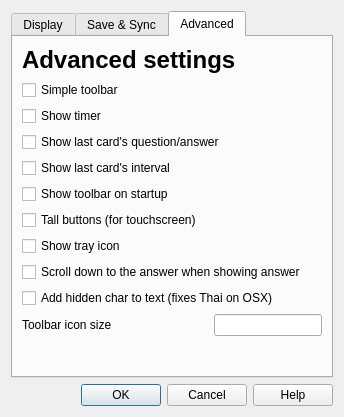
This is designer/preferences.ui in ankitects/anki as Qt 5 draws it before an edit. The edited form follows.
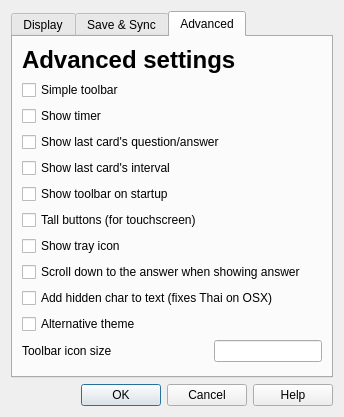
This is the edited form. The open tabs and pages were chosen to show the change.

Commit message: alternative theme

```diff
--- a/designer/preferences.ui
+++ b/designer/preferences.ui
@@ -478,6 +478,13 @@
            </property>
           </widget>
          </item>
+         <item row="12" column="0" >
+          <widget class="QCheckBox" name="alternativeTheme" >
+           <property name="text" >
+            <string>Alternative theme</string>
+           </property>
+          </widget>
+         </item>
         </layout>
        </item>
        <item>
```
Left out of the diff: 61 changed lines with no effect on the pictures. The commit also changes 3 other files.
